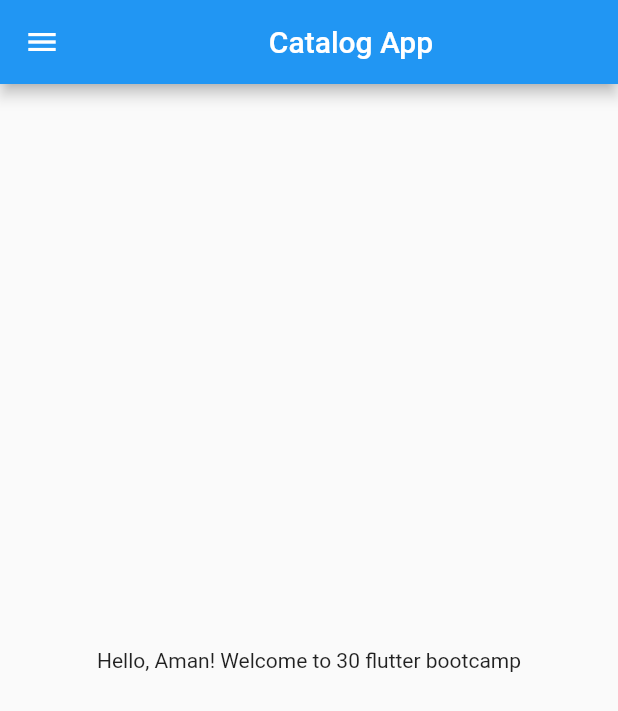
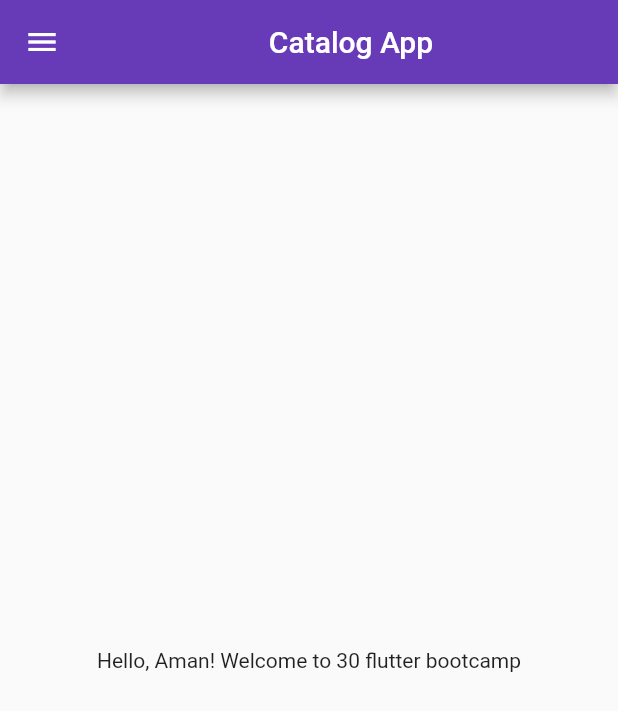
Before and after one commit to Prakhar29Sharma/FlutterTrialApp, a Flutter app: the screen it shows after launch, on a phone screen of 412 x 824 dp. Shown: the top 711 px of the screen. Run offline on Flutter 3.47's test engine with Material 2 defaults, Android fonts, the phone set to English and light mode, and no system bars.

Commit message:
day 3 done

```diff
--- a/lib/main.dart
+++ b/lib/main.dart
@@ -1,15 +1,27 @@
 import 'package:flutter/material.dart';
-import 'package:trialapp/home_page.dart';
-import 'home_page.dart';
+import 'package:trialapp/pages/home_page.dart';
+import 'package:trialapp/pages/login_page.dart';
+import 'pages/home_page.dart';
+import 'pages/login_page.dart';
 
 void main() => runApp(myApp());
 
 class myApp extends StatelessWidget {
-
   @override
   Widget build(BuildContext context) {
     return MaterialApp(
-      home: HomePage(),
-    );
+        // home: HomePage(),
+        themeMode: ThemeMode.light,
+        theme: ThemeData(primarySwatch: Colors.deepPurple),
+        darkTheme: ThemeData(
+          brightness: Brightness.dark,
+          primarySwatch: Colors.deepPurple,
+        ),
+        initialRoute: '/home',
+        routes: {
+          '/': (context) => loginPage(),
+          '/home':(context) => HomePage(),
+          '/login': (context) => loginPage(),
+        });
   }
 }
```
Also changed, not shown: lib/pages/login_page.dart (added, +19 -0 lines), lib/pages/home_page.dart (renamed from lib/home_page.dart).
